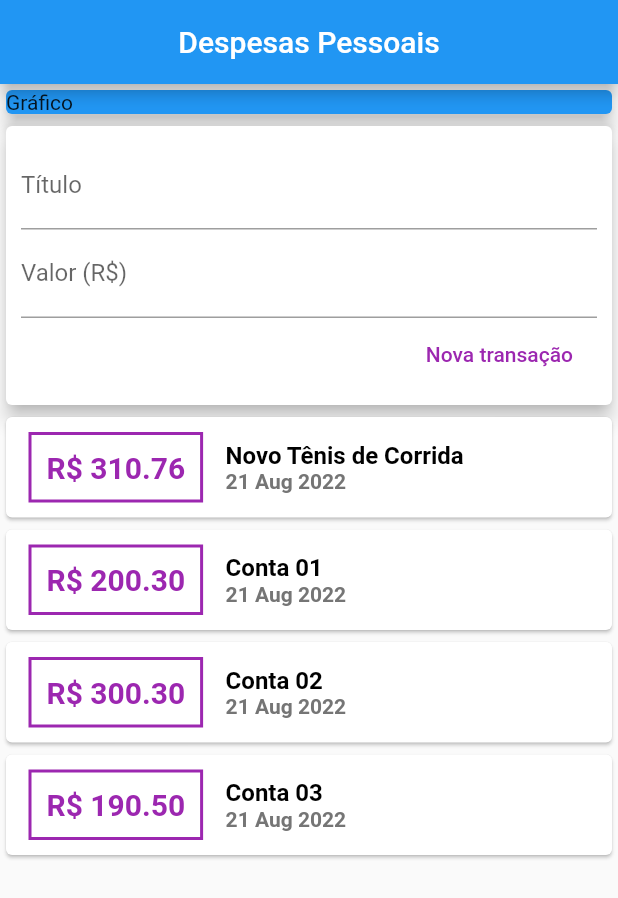
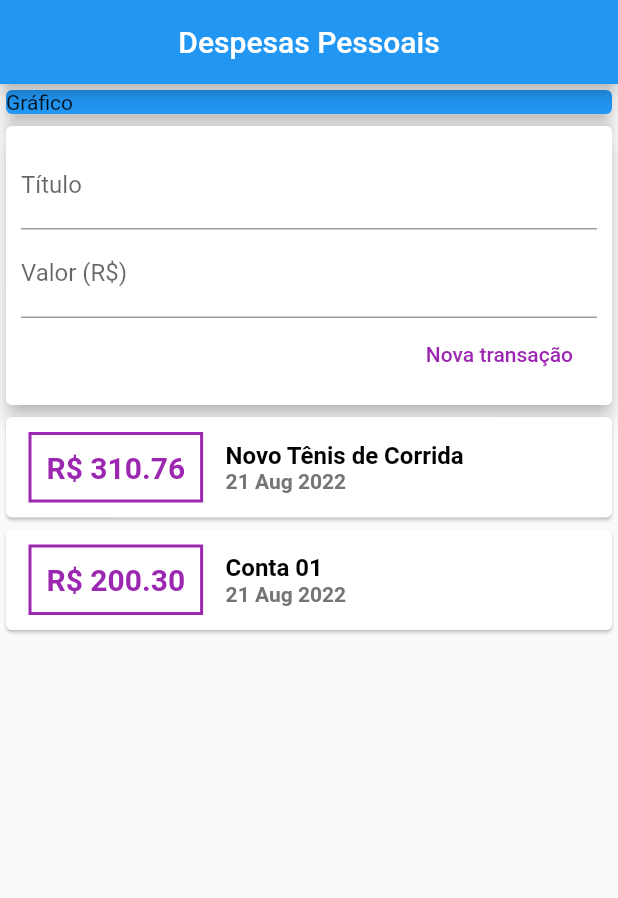
Before and after one commit to eugustavokeller/DevMobile, a Flutter app: the screen it shows after launch, after a tap on "Nova transação", on a phone screen of 412 x 824 dp. Shown: the top 898 px of the screen. Run offline on Flutter 3.47's test engine with Material 2 defaults, Android fonts, the phone set to English and light mode, and no system bars.

```diff
--- a/curso_flutter/expenses/lib/components/transaction_form.dart
+++ b/curso_flutter/expenses/lib/components/transaction_form.dart
@@ -3,13 +3,22 @@ import 'package:flutter/src/widgets/framework.dart';
 import 'package:flutter/material.dart';
 
 class TransactionForm extends StatelessWidget {
-
   final titleController = TextEditingController();
   final valueController = TextEditingController();
 
   final void Function(String, double) onSubmit;
 
   TransactionForm(this.onSubmit);
+
+  _submitForm() {
+    final tittle = titleController.text;
+    final value = double.tryParse(valueController.text) ?? 0.0;
+
+    if(tittle.isEmpty || value <= 0) {
+      return;
+    }
+    onSubmit(tittle, value);
+  }
 
   @override
   Widget build(BuildContext context) {
@@ -21,12 +30,15 @@ class TransactionForm extends StatelessWidget {
           children: <Widget>[
             TextField(
               controller: titleController,
+              onSubmitted: (_) => _submitForm(),
               decoration: InputDecoration(
                 labelText: 'Título',
               ),
             ),
             TextField(
               controller: valueController,
+              keyboardType: TextInputType.numberWithOptions(decimal: true),
+              onSubmitted: (_) => _submitForm(),
               decoration: InputDecoration(
                 labelText: 'Valor (R\$)',
               ),
@@ -38,9 +50,7 @@ class TransactionForm extends StatelessWidget {
                   child: Text('Nova transação'),
                   textColor: Colors.purple,
                   onPressed: () {
-                    final tittle = titleController.text;
-                    final value =  double.tryParse(valueController.text) ?? 0.0;
-                    onSubmit(tittle, value);
+                    _submitForm();
                   },
                 ),
               ],
--- a/curso_flutter/expenses/lib/components/transaction_list.dart
+++ b/curso_flutter/expenses/lib/components/transaction_list.dart
@@ -11,9 +11,10 @@ class TransactionList extends StatelessWidget {
   Widget build(BuildContext context) {
     return Container(
       height: 300,
-      child: SingleChildScrollView(
-        child: Column(
-          children: transactions.map((tr) {
+      child: ListView.builder(
+        itemCount: transactions.length,
+        itemBuilder: ((context, index) {
+          final tr = transactions[index];
           return Card(
             child: Row(
               children: <Widget>[
@@ -63,8 +64,7 @@ class TransactionList extends StatelessWidget {
               ],
             ),
           );
-          }).toList(),
-        ),
+        }),
       ),
     );
   }
--- a/curso_flutter/expenses/lib/components/transaction_user.dart
+++ b/curso_flutter/expenses/lib/components/transaction_user.dart
@@ -30,36 +30,6 @@ class _TransactionUserState extends State<TransactionUser> {
       value: 200.30,
       date: DateTime.now(),
     ),
-    Transaction(
-      id: 't3',
-      title: 'Conta 02',
-      value: 300.30,
-      date: DateTime.now(),
-    ),
-    Transaction(
-      id: 't4',
-      title: 'Conta 03',
-      value: 190.50,
-      date: DateTime.now(),
-    ),
-    Transaction(
-      id: 't5',
-      title: 'Conta 04',
-      value: 900.00,
-      date: DateTime.now(),
-    ),
-    Transaction(
-      id: 't6',
-      title: 'Conta 05',
-      value: 700.20,
-      date: DateTime.now(),
-    ),
-    Transaction(
-      id: 't7',
-      title: 'Conta 06',
-      value: 100.98,
-      date: DateTime.now(),
-    ),
   ];
 
   _addTransaction(String tittle, double value) {
```
Lines whose indentation alone changed are shown as unchanged.
